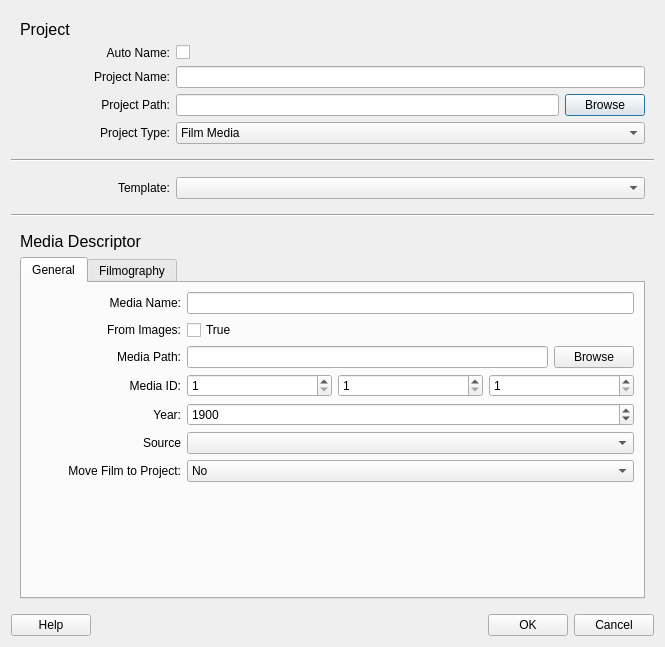
Old version of the form qt_ui/DialogNewProject.ui in the repository FilmColors/VIAN.
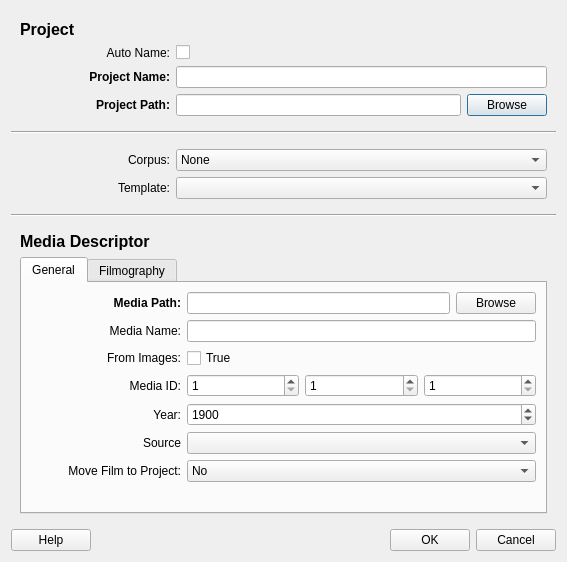
New version of the form.

What changed in the file:
```diff
--- a/qt_ui/DialogNewProject.ui
+++ b/qt_ui/DialogNewProject.ui
@@ -6,8 +6,8 @@
    <rect>
     <x>0</x>
     <y>0</y>
-    <width>665</width>
-    <height>647</height>
+    <width>567</width>
+    <height>562</height>
    </rect>
   </property>
   <property name="sizePolicy">
@@ -34,7 +34,7 @@
         <item>
          <widget class="QLabel" name="label_5">
           <property name="text">
-           <string>&lt;html&gt;&lt;head/&gt;&lt;body&gt;&lt;p&gt;&lt;span style=&quot; font-size:12pt;&quot;&gt;Project&lt;/span&gt;&lt;/p&gt;&lt;/body&gt;&lt;/html&gt;</string>
+           <string>&lt;html&gt;&lt;head/&gt;&lt;body&gt;&lt;p&gt;&lt;span style=&quot; font-size:12pt; font-weight:600;&quot;&gt;Project&lt;/span&gt;&lt;/p&gt;&lt;/body&gt;&lt;/html&gt;</string>
           </property>
          </widget>
         </item>
@@ -94,7 +94,7 @@
              </size>
             </property>
             <property name="text">
-             <string>Project Name:</string>
+             <string>&lt;html&gt;&lt;head/&gt;&lt;body&gt;&lt;p&gt;&lt;span style=&quot; font-weight:600;&quot;&gt;Project Name:&lt;/span&gt;&lt;/p&gt;&lt;/body&gt;&lt;/html&gt;</string>
             </property>
             <property name="alignment">
              <set>Qt::AlignRight|Qt::AlignTrailing|Qt::AlignVCenter</set>
@@ -123,7 +123,7 @@
              </size>
             </property>
             <property name="text">
-             <string>Project Path:</string>
+             <string>&lt;html&gt;&lt;head/&gt;&lt;body&gt;&lt;p&gt;&lt;span style=&quot; font-weight:600;&quot;&gt;Project Path:&lt;/span&gt;&lt;/p&gt;&lt;/body&gt;&lt;/html&gt;</string>
             </property>
             <property name="alignment">
              <set>Qt::AlignRight|Qt::AlignTrailing|Qt::AlignVCenter</set>
@@ -142,58 +142,6 @@
           </item>
          </layout>
         </item>
-        <item>
-         <layout class="QHBoxLayout" name="horizontalLayout_11">
-          <item>
-           <widget class="QLabel" name="label_9">
-            <property name="sizePolicy">
-             <sizepolicy hsizetype="Maximum" vsizetype="Preferred">
-              <horstretch>0</horstretch>
-              <verstretch>0</verstretch>
-             </sizepolicy>
-            </property>
-            <property name="minimumSize">
-             <size>
-              <width>150</width>
-              <height>0</height>
-             </size>
-            </property>
-            <property name="maximumSize">
-             <size>
-              <width>300</width>
-              <height>16777215</height>
-             </size>
-            </property>
-            <property name="text">
-             <string>Project Type:</string>
-            </property>
-            <property name="alignment">
-             <set>Qt::AlignRight|Qt::AlignTrailing|Qt::AlignVCenter</set>
-            </property>
-           </widget>
-          </item>
-          <item>
-           <widget class="QComboBox" name="comboBox_ProjectType">
-            <property name="sizePolicy">
-             <sizepolicy hsizetype="MinimumExpanding" vsizetype="Fixed">
-              <horstretch>0</horstretch>
-              <verstretch>0</verstretch>
-             </sizepolicy>
-            </property>
-            <item>
-             <property name="text">
-              <string>Film Media</string>
-             </property>
-            </item>
-            <item>
-             <property name="text">
-              <string>Audio Media</string>
-             </property>
-            </item>
-           </widget>
-          </item>
-         </layout>
-        </item>
        </layout>
       </item>
      </layout>
@@ -215,6 +163,41 @@
       <enum>QFrame::Plain</enum>
      </property>
      <layout class="QVBoxLayout" name="verticalLayout_2">
+      <item>
+       <layout class="QHBoxLayout" name="horizontalLayout_14">
+        <item>
+         <widget class="QLabel" name="label_11">
+          <property name="minimumSize">
+           <size>
+            <width>150</width>
+            <height>0</height>
+           </size>
+          </property>
+          <property name="maximumSize">
+           <size>
+            <width>150</width>
+            <height>16777215</height>
+           </size>
+          </property>
+          <property name="text">
+           <string>Corpus:</string>
+          </property>
+          <property name="alignment">
+           <set>Qt::AlignRight|Qt::AlignTrailing|Qt::AlignVCenter</set>
+          </property>
+         </widget>
+        </item>
+        <item>
+         <widget class="QComboBox" name="comboBoxCorpus">
+          <item>
+           <property name="text">
+            <string>None</string>
+           </property>
+          </item>
+         </widget>
+        </item>
+       </layout>
+      </item>
       <item>
        <layout class="QVBoxLayout" name="verticalLayout_4">
         <item>
@@ -285,7 +268,7 @@
         <item>
          <widget class="QLabel" name="label_6">
           <property name="text">
-           <string>&lt;html&gt;&lt;head/&gt;&lt;body&gt;&lt;p&gt;&lt;span style=&quot; font-size:12pt;&quot;&gt;Media Descriptor&lt;/span&gt;&lt;/p&gt;&lt;/body&gt;&lt;/html&gt;</string>
+           <string>&lt;html&gt;&lt;head/&gt;&lt;body&gt;&lt;p&gt;&lt;span style=&quot; font-size:12pt; font-weight:600;&quot;&gt;Media Descriptor&lt;/span&gt;&lt;/p&gt;&lt;/body&gt;&lt;/html&gt;</string>
           </property>
          </widget>
         </item>
@@ -299,6 +282,48 @@
             <string>General</string>
            </attribute>
            <layout class="QVBoxLayout" name="verticalLayout_7">
+            <item>
+             <layout class="QHBoxLayout" name="horizontalLayout_3">
+              <item>
+               <widget class="QLabel" name="moviePathLabel">
+                <property name="sizePolicy">
+                 <sizepolicy hsizetype="Fixed" vsizetype="Preferred">
+                  <horstretch>0</horstretch>
+                  <verstretch>0</verstretch>
+                 </sizepolicy>
+                </property>
+                <property name="minimumSize">
+                 <size>
+                  <width>150</width>
+                  <height>0</height>
+                 </size>
+                </property>
+                <property name="maximumSize">
+                 <size>
+                  <width>300</width>
+                  <height>16777215</height>
+                 </size>
+                </property>
+                <property name="text">
+                 <string>&lt;html&gt;&lt;head/&gt;&lt;body&gt;&lt;p&gt;&lt;span style=&quot; font-weight:600;&quot;&gt;Media Path:&lt;/span&gt;&lt;/p&gt;&lt;/body&gt;&lt;/html&gt;</string>
+                </property>
+                <property name="alignment">
+                 <set>Qt::AlignRight|Qt::AlignTrailing|Qt::AlignVCenter</set>
+                </property>
+               </widget>
+              </item>
+              <item>
+               <widget class="QLineEdit" name="lineEdit_MoviePath"/>
+              </item>
+              <item>
+               <widget class="QPushButton" name="btn_BrowseMovie">
+                <property name="text">
+                 <string>Browse</string>
+                </property>
+               </widget>
+              </item>
+             </layout>
+            </item>
             <item>
              <layout class="QHBoxLayout" name="horizontalLayout_6">
               <item>
@@ -373,48 +398,6 @@
               </item>
              </layout>
             </item>
-            <item>
-             <layout class="QHBoxLayout" name="horizontalLayout_3">
-              <item>
-               <widget class="QLabel" name="moviePathLabel">
-                <property name="sizePolicy">
-                 <sizepolicy hsizetype="Fixed" vsizetype="Preferred">
-                  <horstretch>0</horstretch>
-                  <verstretch>0</verstretch>
-                 </sizepolicy>
-                </property>
-                <property name="minimumSize">
-                 <size>
-                  <width>150</width>
-                  <height>0</height>
-                 </size>
-                </property>
-                <property name="maximumSize">
-                 <size>
-                  <width>300</width>
-                  <height>16777215</height>
-                 </size>
-                </property>
-                <property name="text">
-                 <string>Media Path:</string>
-                </property>
-                <property name="alignment">
-                 <set>Qt::AlignRight|Qt::AlignTrailing|Qt::AlignVCenter</set>
-                </property>
-               </widget>
-              </item>
-              <item>
-               <widget class="QLineEdit" name="lineEdit_MoviePath"/>
-              </item>
-              <item>
-               <widget class="QPushButton" name="btn_BrowseMovie">
-                <property name="text">
-                 <string>Browse</string>
-                </property>
-               </widget>
-              </item>
-             </layout>
-            </item>
             <item>
              <layout class="QHBoxLayout" name="horizontalLayout_7">
               <item>
```
